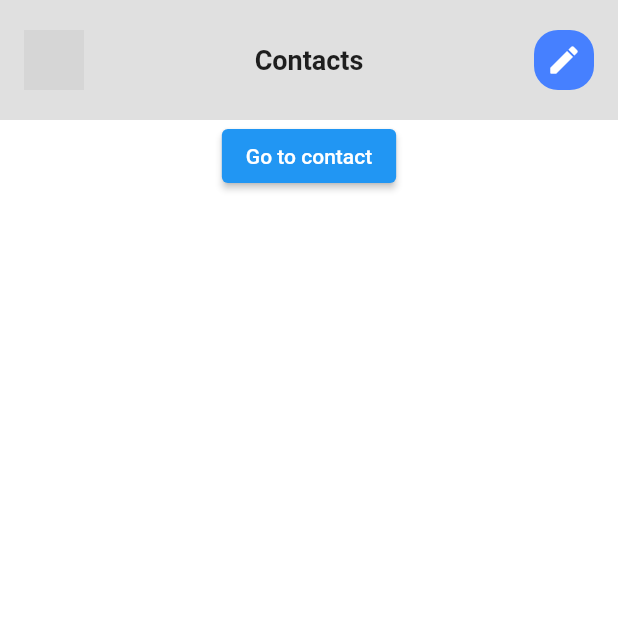
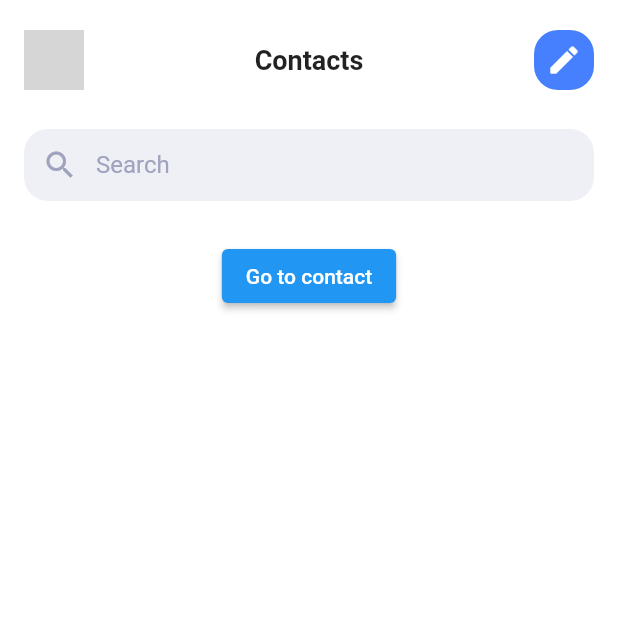
Before and after one commit to IrHipov/pr_flutter_2_phonebook, a Flutter app: the screen it shows after launch, on a phone screen of 412 x 824 dp, the top half of it. Run offline on Flutter 3.47's test engine with Material 2 defaults, Android fonts, the phone set to English and light mode, and no system bars; network calls fail; Roboto replaces fonts that are missing (Sofia Pro); grey boxes are pictures that could not be loaded.

Commit message:
add search field;

```diff
--- a/lib/pages/contacts/contacts_page.dart
+++ b/lib/pages/contacts/contacts_page.dart
@@ -2,20 +2,25 @@ import 'package:flutter/cupertino.dart';
 import 'package:flutter/material.dart';
 import 'package:pr_flutter_2_phonebook/pages/base_page_widget.dart';
 import 'package:pr_flutter_2_phonebook/widgets/app_bar/contacts_app_bar_widget.dart';
+import 'package:pr_flutter_2_phonebook/widgets/search_field/search_field_widget.dart';
 
 class ContactsPage extends StatelessWidget {
   @override
   Widget build(BuildContext context) {
     return BasePageWidget(
       appBar: ContactsAppBarWidget(),
-      child: Center(
-        child: ElevatedButton(
+      child: Column(children: [
+        Padding(
+          padding: EdgeInsets.only(left: 16, right: 16, top: 6, bottom: 26),
+          child: SearchFieldWidget(),
+        ),
+        ElevatedButton(
           onPressed: () {
             Navigator.pushNamed(context, '/contact-info');
           },
           child: Text("Go to contact"),
         ),
-      ),
+      ]),
     );
   }
 }
--- a/lib/res/app_colors.dart
+++ b/lib/res/app_colors.dart
@@ -4,4 +4,6 @@ class AppColors {
   static const Color main = Color.fromRGBO(70, 128, 255, 1);
   static const Color whiteMain = Color.fromRGBO(60, 163, 189, 1);
   static const Color lightBackground = Color.fromRGBO(239, 240, 246, 1);
+
+  static const Color dartBackground = Color.fromRGBO(160, 163, 189, 1);
 }
--- a/lib/widgets/app_bar/base_app_bar_widget.dart
+++ b/lib/widgets/app_bar/base_app_bar_widget.dart
@@ -11,7 +11,6 @@ class BaseAppBarWidget extends StatelessWidget {
   @override
   Widget build(BuildContext context) {
     return Container(
-        color: Colors.black12,
         height: 80,
         child: Padding(
           padding: EdgeInsets.symmetric(horizontal: 16),
--- /dev/null
+++ b/lib/widgets/search_field/search_field_widget.dart
@@ -0,0 +1,35 @@
+import 'package:flutter/cupertino.dart';
+import 'package:flutter/material.dart';
+import 'package:pr_flutter_2_phonebook/res/app_colors.dart';
+
+class SearchFieldWidget extends StatelessWidget {
+  InputBorder inputBorder = OutlineInputBorder(
+      borderRadius: BorderRadius.circular(16), borderSide: BorderSide.none);
+
+  TextStyle textStyle = TextStyle(
+      color: AppColors.dartBackground
+  );
+
+  @override
+  Widget build(BuildContext context) {
+    return TextFormField(
+        autofocus: false,
+        style: textStyle,
+        decoration: InputDecoration(
+          prefixIcon: Icon(
+            Icons.search,
+            color: AppColors.dartBackground,
+          ),
+          hintText: 'Search',
+          hintStyle: textStyle,
+          contentPadding: EdgeInsets.symmetric(horizontal: 20),
+          filled: true,
+          fillColor: AppColors.lightBackground,
+          errorBorder: inputBorder,
+          disabledBorder: inputBorder,
+          enabledBorder: inputBorder,
+          focusedBorder: inputBorder,
+          focusedErrorBorder: inputBorder,
+        ));
+  }
+}
```
